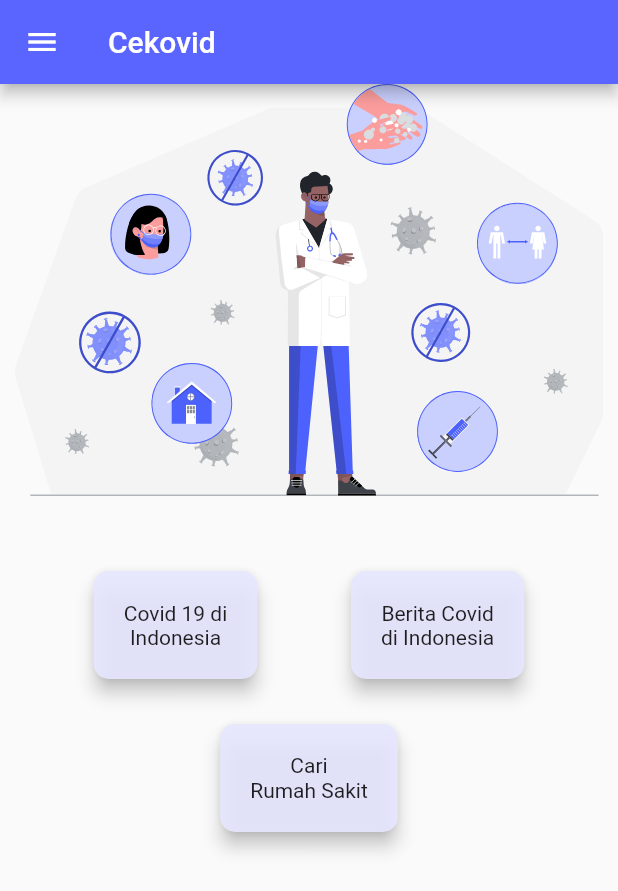
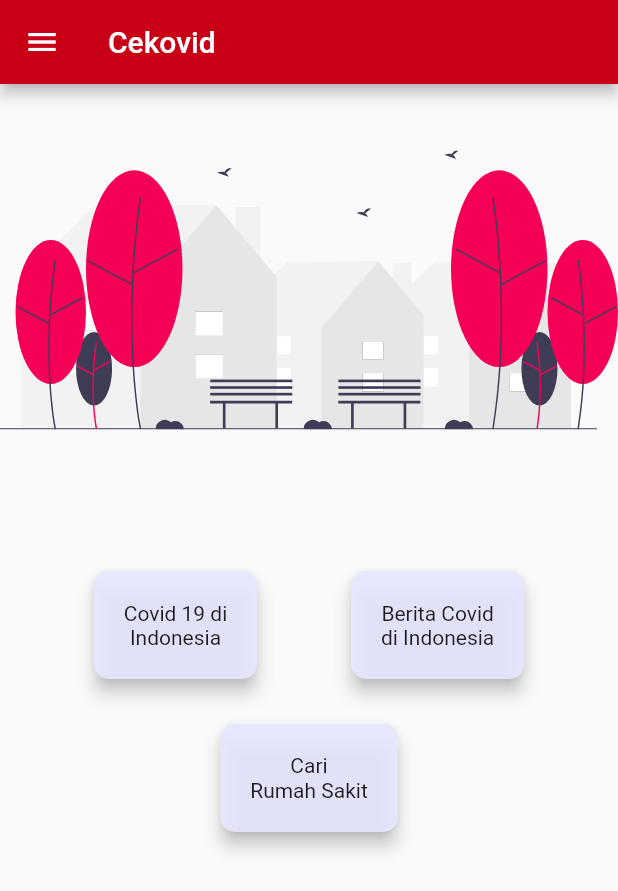
Before and after one commit to athallahmaajid/cekovid, a Flutter app: the screen it shows after launch, on a phone screen of 412 x 824 dp. Shown: the top 891 px of the screen. Run offline on Flutter 3.47's test engine with Material 2 defaults, Android fonts, the phone set to English and light mode, and no system bars; our stand-ins replace carousel_slider, flutter_svg, geocoding, location.

Commit message:
change svg and color to red

```diff
--- a/lib/main.dart
+++ b/lib/main.dart
@@ -9,7 +9,7 @@ Future<void> main() async {
   WidgetsFlutterBinding.ensureInitialized();
   await precachePicture(
       ExactAssetPicture(
-          SvgPicture.svgStringDecoder, 'assets/covid_19_precautions.svg'),
+          SvgPicture.svgStringDecoder, 'assets/empty_street_red.svg'),
       null);
   runApp(MyApp());
 }
--- a/lib/main_screen.dart
+++ b/lib/main_screen.dart
@@ -19,16 +19,14 @@ class _MainScreenState extends State<MainScreen> {
   @override
   Widget build(BuildContext context) {
     return Scaffold(
-      appBar: AppBar(
-          title: Text("Cekovid"),
-          backgroundColor: Color.fromRGBO(90, 100, 255, 1)),
+      appBar:
+          AppBar(title: Text("Cekovid"), backgroundColor: Color(0xFFc90015)),
       drawer: Drawer(
         child: SafeArea(
           child: ListView(
             children: [
               DrawerHeader(
-                decoration:
-                    BoxDecoration(color: Color.fromRGBO(90, 100, 255, 1)),
+                decoration: BoxDecoration(color: Color(0xFFc90015)),
                 child: Center(
                   child: Image(image: AssetImage("assets/corona.png")),
                 ),
@@ -62,7 +60,7 @@ class _MainScreenState extends State<MainScreen> {
           SizedBox(
             width: MediaQuery.of(context).size.width * 2,
             height: MediaQuery.of(context).size.height / 3,
-            child: SvgPicture.asset("assets/covid_19_precautions.svg"),
+            child: SvgPicture.asset("assets/empty_street_red.svg"),
           ),
           SizedBox(
             height: 50,
--- a/pubspec.yaml
+++ b/pubspec.yaml
@@ -59,13 +59,11 @@ flutter:
 
   # To add assets to your application, add an assets section, like this:
   assets:
-    - assets/covid_19_precautions.svg
-    - assets/flags/
-    - assets/corona.png
+    - assets/
   #   - images/a_dot_ham.jpeg
 
   # An image asset can refer to one or more resolution-specific "variants", see
-  # https://flutter.dev/assets-and-images/#resolution-aware.
+  # https://flutter.dev/assets-and-images/#resolution-aware.   k
 
   # For details regarding adding assets from package dependencies, see
   # https://flutter.dev/assets-and-images/#from-packages
```
Also changed, not shown: lib/covid_data.dart (+3 -4 lines), lib/hospital_detail.dart (+9 -5 lines), lib/hospitals.dart (+7 -7 lines), lib/news.dart (+3 -5 lines), assets/empty_street.svg (added), assets/empty_street_red.svg (added).
